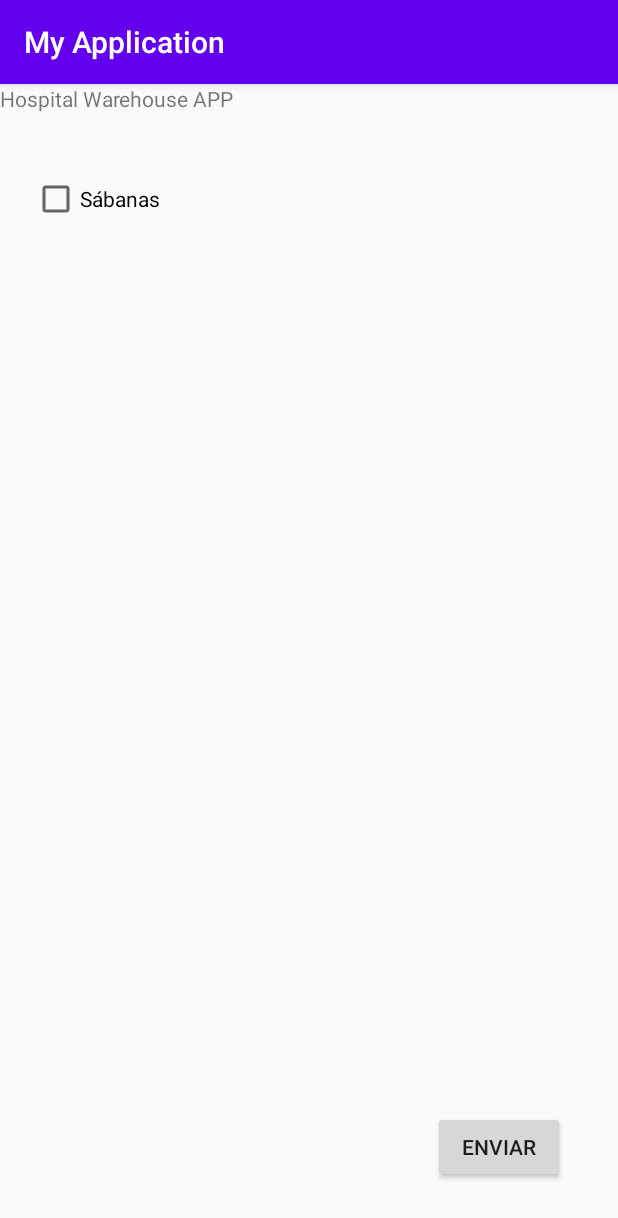
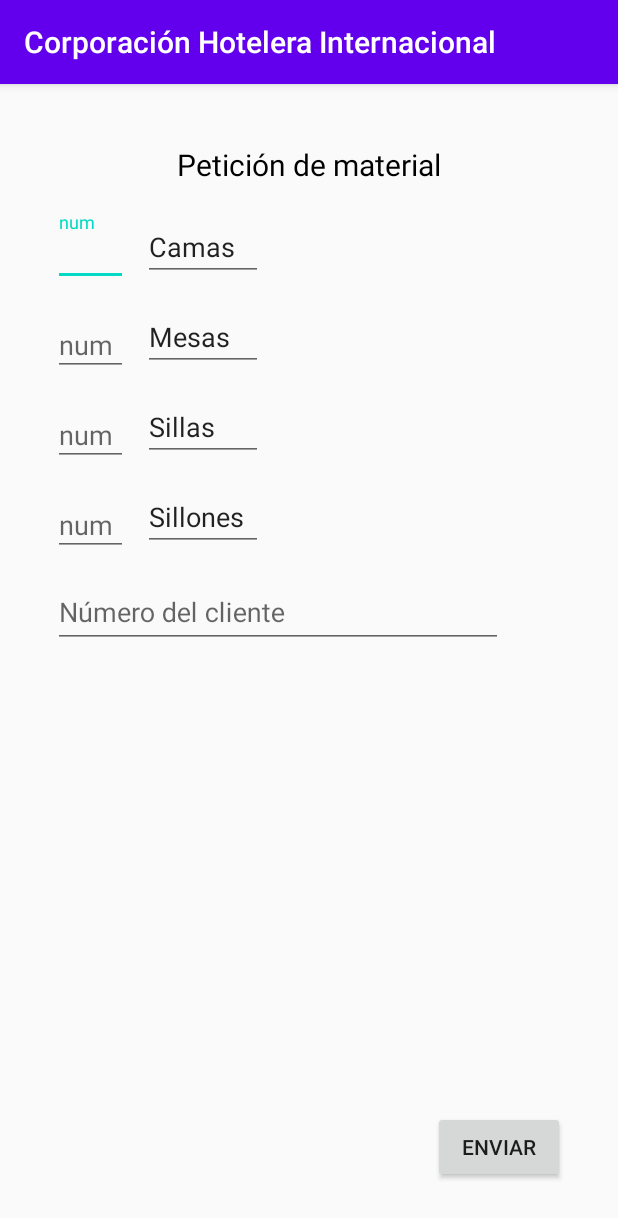
Before and after one commit to caroucintra/SSII, an Android app: the screen it shows after launch (MainActivity), on a phone screen of 412 x 824 dp. Shown: the top 1218 px of the screen. Run offline under Robolectric (Android 15) with nearby library versions, the phone set to English and light mode, and no system bars.

Commit message:
Mobile app looking like mockup

```diff
--- a/PAI5/MyApplication/app/build.gradle
+++ b/PAI5/MyApplication/app/build.gradle
@@ -1,7 +1,7 @@
 apply plugin: 'com.android.application'
 
 android {
-    compileSdkVersion 29
+    compileSdkVersion 31
     buildToolsVersion "29.0.3"
 
     defaultConfig {
@@ -28,6 +28,7 @@ dependencies {
 
     implementation 'androidx.appcompat:appcompat:1.0.2'
     implementation 'androidx.constraintlayout:constraintlayout:1.1.3'
+    implementation 'com.google.android.material:material:1.5.0'
     testImplementation 'junit:junit:4.12'
     androidTestImplementation 'androidx.test.ext:junit:1.1.1'
     androidTestImplementation 'androidx.test.espresso:espresso-core:3.2.0'
--- a/PAI5/MyApplication/app/src/main/java/com/example/myapplication/MainActivity.java
+++ b/PAI5/MyApplication/app/src/main/java/com/example/myapplication/MainActivity.java
@@ -38,8 +38,8 @@ public class MainActivity extends AppCompatActivity {
 
     // Creación de un cuadro de dialogo para confirmar pedido
     private void showDialog() throws Resources.NotFoundException {
-        CheckBox sabanas = (CheckBox) findViewById(R.id.checkBox_sabanas);
-
+        //CheckBox sabanas = (CheckBox) findViewById(R.id.checkBox_camas);
+/*
         if (!sabanas.isChecked()) {
             // Mostramos un mensaje emergente;
             Toast.makeText(getApplicationContext(), "Selecciona al menos un elemento", Toast.LENGTH_SHORT).show();
@@ -72,6 +72,8 @@ public class MainActivity extends AppCompatActivity {
 
                             show();
         }
+
+ */
     }
 
 
--- a/PAI5/MyApplication/app/src/main/res/layout/activity_main.xml
+++ b/PAI5/MyApplication/app/src/main/res/layout/activity_main.xml
@@ -1,40 +1,196 @@
 <?xml version="1.0" encoding="utf-8"?>
 <RelativeLayout xmlns:android="http://schemas.android.com/apk/res/android"
+    xmlns:app="http://schemas.android.com/apk/res-auto"
     xmlns:tools="http://schemas.android.com/tools"
+    android:id="@+id/box_id"
     android:layout_width="match_parent"
     android:layout_height="match_parent"
-     tools:context="com.example.myapplication.MainActivity">
+    tools:context="com.example.myapplication.MainActivity">
+
+    <Button
+        android:id="@+id/button_send"
+        android:layout_width="wrap_content"
+        android:layout_height="wrap_content"
+        android:layout_alignParentEnd="true"
+        android:layout_alignParentRight="true"
+        android:layout_alignParentBottom="true"
+        android:layout_marginEnd="35dp"
+        android:layout_marginRight="35dp"
+        android:layout_marginBottom="35dp"
+        android:text="Enviar" />
 
     <TextView
-        android:id="@+id/textView"
-        android:layout_width="match_parent"
-        android:layout_height="wrap_content"
-        android:text="Hospital Warehouse APP"
-        tools:text="Hospital Warehouse APP" />
-
-    <Button
+        android:id="@+id/textView2"
         android:layout_width="wrap_content"
         android:layout_height="wrap_content"
-        android:text="Enviar"
-        android:id="@+id/button_send"
-        android:layout_alignParentBottom="true"
-        android:layout_alignParentRight="true"
-        android:layout_alignParentEnd="true"
-        android:layout_marginRight="35dp"
-        android:layout_marginEnd="35dp"
-        android:layout_marginBottom="35dp" />
+        android:layout_centerHorizontal="true"
+        android:layout_marginTop="40dp"
+        android:text="Petición de material"
+        android:textColor="#000000"
+        android:textSize="20sp" />
 
-    <CheckBox
-        android:id="@+id/checkBox_sabanas"
-        android:layout_width="wrap_content"
+    <LinearLayout
+        android:id="@+id/camas"
+        android:layout_width="match_parent"
+        android:layout_height="59dp"
+        android:layout_marginStart="35dp"
+        android:layout_marginLeft="35dp"
+        android:layout_marginTop="75dp"
+        android:orientation="horizontal">
+
+        <com.google.android.material.textfield.TextInputLayout
+            android:id="@+id/box_camas"
+            android:layout_width="50dp"
+            android:layout_height="wrap_content"
+            android:layout_marginTop="10dp"
+            tools:layout_height="40dp"
+            tools:layout_marginLeft="40dp">
+
+            <com.google.android.material.textfield.TextInputEditText
+                android:id="@+id/box_camas_edit"
+                android:layout_width="match_parent"
+                android:layout_height="match_parent"
+                android:hint="num" />
+
+        </com.google.android.material.textfield.TextInputLayout>
+
+        <EditText
+            android:id="@+id/text_camas"
+            android:layout_width="80dp"
+            android:layout_height="wrap_content"
+            android:layout_marginStart="10dp"
+            android:layout_marginLeft="10dp"
+            android:ems="10"
+            android:inputType="text"
+            android:text="Camas" />
+
+    </LinearLayout>
+
+    <LinearLayout
+        android:id="@+id/mesas"
+        android:layout_width="match_parent"
+        android:layout_height="59dp"
+        android:layout_marginStart="35dp"
+        android:layout_marginLeft="35dp"
+        android:layout_marginTop="135dp"
+        android:orientation="horizontal">
+
+        <com.google.android.material.textfield.TextInputLayout
+            android:id="@+id/box_mesas"
+            android:layout_width="50dp"
+            android:layout_height="wrap_content"
+            android:layout_marginTop="10dp"
+            tools:layout_height="40dp"
+            tools:layout_marginLeft="40dp">
+
+            <com.google.android.material.textfield.TextInputEditText
+                android:id="@+id/box_mesas_edit"
+                android:layout_width="match_parent"
+                android:layout_height="match_parent"
+                android:hint="num" />
+
+        </com.google.android.material.textfield.TextInputLayout>
+
+        <EditText
+            android:id="@+id/text_mesas"
+            android:layout_width="80dp"
+            android:layout_height="wrap_content"
+            android:layout_marginStart="10dp"
+            android:layout_marginLeft="10dp"
+            android:ems="10"
+            android:inputType="text"
+            android:text="Mesas" />
+
+    </LinearLayout>
+
+    <LinearLayout
+        android:id="@+id/sillas"
+        android:layout_width="match_parent"
+        android:layout_height="59dp"
+        android:layout_marginStart="35dp"
+        android:layout_marginLeft="35dp"
+        android:layout_marginTop="195dp"
+        android:orientation="horizontal">
+
+        <com.google.android.material.textfield.TextInputLayout
+            android:id="@+id/box_sillas"
+            android:layout_width="50dp"
+            android:layout_height="wrap_content"
+            android:layout_marginTop="10dp"
+            tools:layout_height="40dp"
+            tools:layout_marginLeft="40dp">
+
+            <com.google.android.material.textfield.TextInputEditText
+                android:id="@+id/box_sillas_edit"
+                android:layout_width="match_parent"
+                android:layout_height="match_parent"
+                android:hint="num" />
+
+        </com.google.android.material.textfield.TextInputLayout>
+
+        <EditText
+            android:id="@+id/text_sillas"
+            android:layout_width="80dp"
+            android:layout_height="wrap_content"
+            android:layout_marginStart="10dp"
+            android:layout_marginLeft="10dp"
+            android:ems="10"
+            android:inputType="text"
+            android:text="Sillas" />
+
+    </LinearLayout>
+
+    <LinearLayout
+        android:id="@+id/sillones"
+        android:layout_width="match_parent"
+        android:layout_height="59dp"
+        android:layout_marginStart="35dp"
+        android:layout_marginLeft="35dp"
+        android:layout_marginTop="255dp"
+        android:orientation="horizontal">
+
+        <com.google.android.material.textfield.TextInputLayout
+            android:id="@+id/box_sillones"
+            android:layout_width="50dp"
+            android:layout_height="wrap_content"
+            android:layout_marginTop="10dp"
+            tools:layout_height="40dp"
+            tools:layout_marginLeft="40dp">
+
+            <com.google.android.material.textfield.TextInputEditText
+                android:id="@+id/box_sillones_edit"
+                android:layout_width="match_parent"
+                android:layout_height="match_parent"
+                android:hint="num" />
+
+        </com.google.android.material.textfield.TextInputLayout>
+
+        <EditText
+            android:id="@+id/text_sillones"
+            android:layout_width="80dp"
+            android:layout_height="wrap_content"
+            android:layout_marginStart="10dp"
+            android:layout_marginLeft="10dp"
+            android:ems="10"
+            android:inputType="text"
+            android:text="Sillones" />
+
+    </LinearLayout>
+
+    <com.google.android.material.textfield.TextInputLayout
+        android:id="@+id/box_nr_cliente"
+        android:layout_width="300dp"
         android:layout_height="wrap_content"
-        android:layout_alignParentLeft="true"
-        android:layout_alignParentStart="true"
-        android:layout_below="@+id/textView"
-        android:layout_marginLeft="21dp"
-        android:layout_marginStart="21dp"
-        android:layout_marginTop="41dp"
-        android:checked="false"
-        android:text="Sábanas" />
+        android:layout_marginStart="35dp"
+        android:layout_marginLeft="35dp"
+        android:layout_marginTop="320dp"
+        tools:layout_centerHorizontal="true">
+
+        <com.google.android.material.textfield.TextInputEditText
+            android:id="@+id/box_nr_cliente_edit"
+            android:layout_width="match_parent"
+            android:layout_height="match_parent"
+            android:hint="Número del cliente" />
+    </com.google.android.material.textfield.TextInputLayout>
 
 </RelativeLayout>
--- a/PAI5/MyApplication/app/src/main/res/values/strings.xml
+++ b/PAI5/MyApplication/app/src/main/res/values/strings.xml
@@ -1,3 +1,3 @@
 <resources>
-    <string name="app_name">My Application</string>
+    <string name="app_name">Corporación Hotelera Internacional</string>
 </resources>
```
